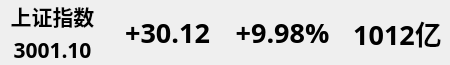
First picture: the form in qindexframe.ui, repository bnufree/Hq, before the edit.
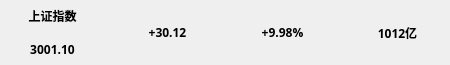
Second picture: the form after the edit. Custom widgets are drawn as their Qt base class.

Commit message: 重新修改自适应

Patch:
```diff
--- a/qindexframe.ui
+++ b/qindexframe.ui
@@ -11,30 +11,22 @@
    </rect>
   </property>
   <property name="sizePolicy">
-   <sizepolicy hsizetype="Fixed" vsizetype="Fixed">
+   <sizepolicy hsizetype="Preferred" vsizetype="Preferred">
     <horstretch>0</horstretch>
     <verstretch>0</verstretch>
    </sizepolicy>
   </property>
-  <property name="font">
-   <font>
-    <family>微软雅黑</family>
-    <pointsize>10</pointsize>
-    <weight>75</weight>
-    <bold>true</bold>
-   </font>
-  </property>
   <property name="styleSheet">
    <string notr="true">
 
 QLabel{
 	font-family:Microsoft Yahei;
 	font-weight:bold;
-	font-size:20pt;
+	/*font-size:20pt;*/
 	alignment:center;
 }
 #name,#cur{
-	font-size:16pt;
+	/*font-size:16pt;*/
 }
 
 </string>
```
The commit also changes 2 other files.
